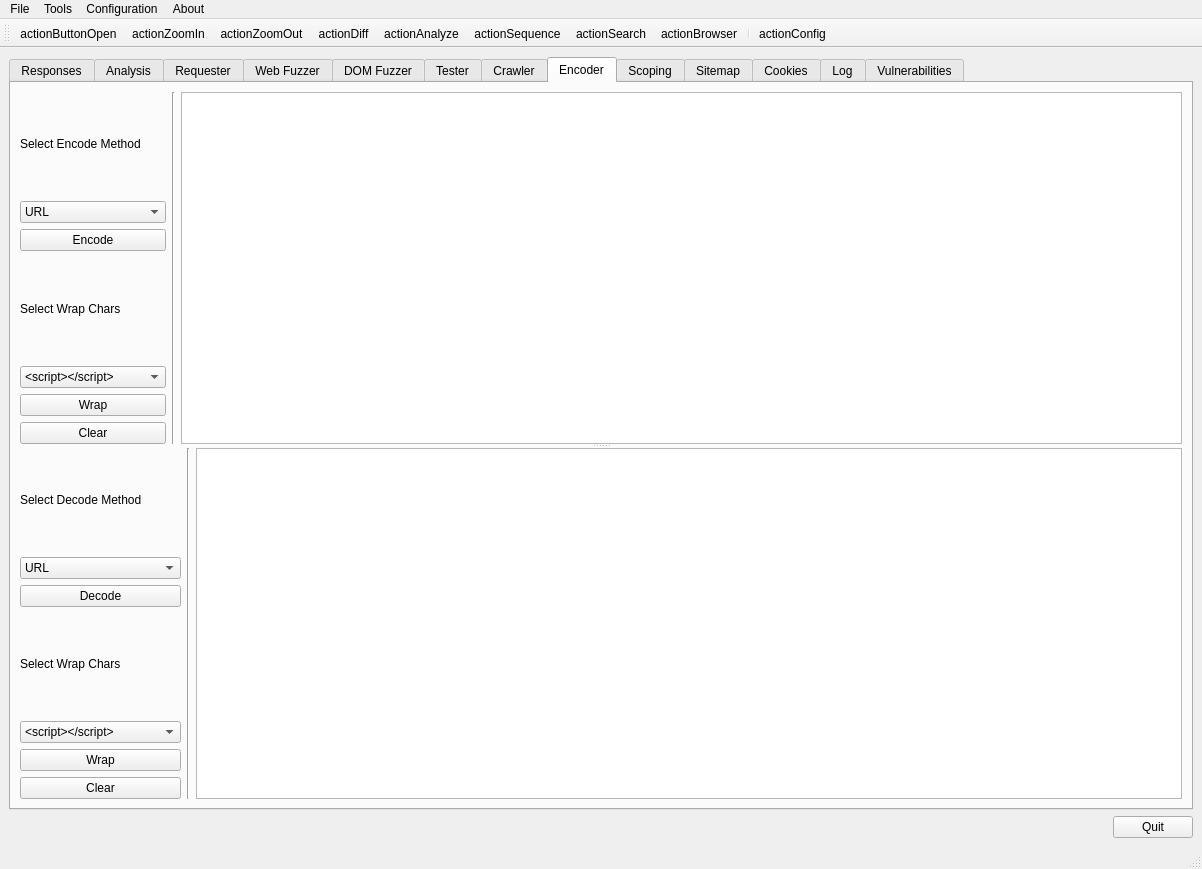
This is branches/raft3/ui/RaftMain.ui in RAFTDevTeam/raft as Qt 5 draws it before an edit. The edited form follows.
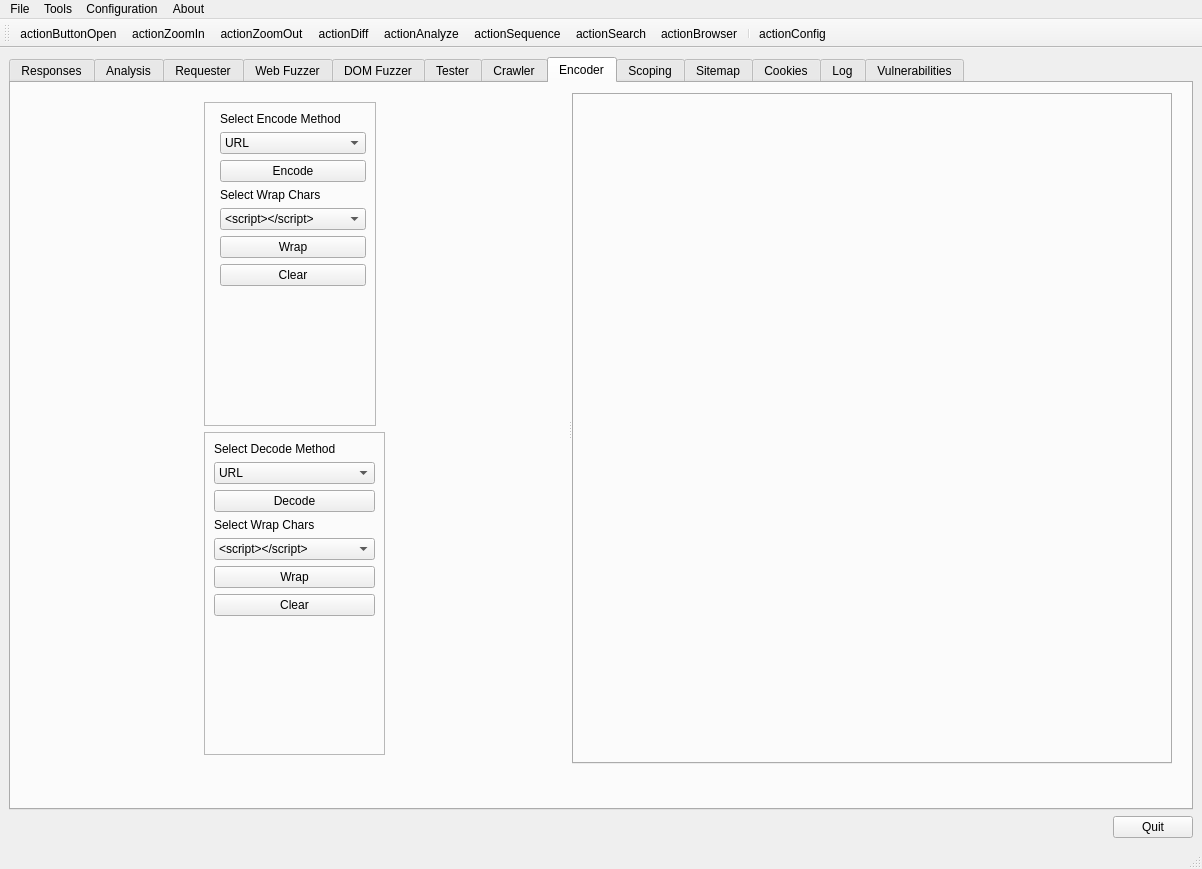
This is the edited form. The open tabs and pages were chosen to show the change. Icons and pictures are not drawn. Custom widgets are drawn as their Qt base class.

Commit message: Began implementing hex support for encoder

The edit to the form file:
```diff
--- a/branches/raft3/ui/RaftMain.ui
+++ b/branches/raft3/ui/RaftMain.ui
@@ -23,6 +23,18 @@
       <property name="enabled">
        <bool>true</bool>
       </property>
+      <property name="sizePolicy">
+       <sizepolicy hsizetype="MinimumExpanding" vsizetype="Expanding">
+        <horstretch>0</horstretch>
+        <verstretch>0</verstretch>
+       </sizepolicy>
+      </property>
+      <property name="minimumSize">
+       <size>
+        <width>600</width>
+        <height>0</height>
+       </size>
+      </property>
       <property name="currentIndex">
        <number>0</number>
       </property>
@@ -2029,24 +2041,54 @@
        </layout>
       </widget>
       <widget class="QWidget" name="tabMainEncoder">
+       <property name="layoutDirection">
+        <enum>Qt::LeftToRight</enum>
+       </property>
        <attribute name="title">
         <string>Encoder</string>
        </attribute>
-       <layout class="QVBoxLayout" name="verticalLayout_19">
+       <widget class="QWidget" name="verticalLayoutWidget">
+        <property name="geometry">
+         <rect>
+          <x>10</x>
+          <y>10</y>
+          <width>1151</width>
+          <height>671</height>
+         </rect>
+        </property>
+        <layout class="QVBoxLayout" name="verticalLayout_66">
         <item>
          <widget class="QSplitter" name="splitter_3">
           <property name="orientation">
-           <enum>Qt::Vertical</enum>
-          </property>
-          <widget class="QWidget" name="layoutWidget">
+            <enum>Qt::Horizontal</enum>
+           </property>
+           <widget class="QWidget" name="horizontalLayoutWidget">
            <layout class="QHBoxLayout" name="horizontalLayout_9">
-            <property name="sizeConstraint">
-             <enum>QLayout::SetDefaultConstraint</enum>
-            </property>
-            <property name="bottomMargin">
-             <number>0</number>
-            </property>
+             <item>
+              <widget class="QWidget" name="widget_4" native="true">
+               <property name="sizePolicy">
+                <sizepolicy hsizetype="Fixed" vsizetype="Preferred">
+                 <horstretch>0</horstretch>
+                 <verstretch>0</verstretch>
+                </sizepolicy>
+               </property>
+               <layout class="QVBoxLayout" name="verticalLayout_19">
             <item>
+                 <widget class="QFrame" name="frame_9">
+                  <property name="sizePolicy">
+                   <sizepolicy hsizetype="Fixed" vsizetype="Preferred">
+                    <horstretch>0</horstretch>
+                    <verstretch>0</verstretch>
+                   </sizepolicy>
+                  </property>
+                  <property name="frameShape">
+                   <enum>QFrame::StyledPanel</enum>
+                  </property>
+                  <property name="frameShadow">
+                   <enum>QFrame::Raised</enum>
+                  </property>
+                  <layout class="QFormLayout" name="formLayout_5">
+                   <item row="0" column="1">
              <layout class="QVBoxLayout" name="verticalLayout_17">
               <property name="spacing">
                <number>6</number>
@@ -2216,24 +2258,25 @@
               </item>
              </layout>
             </item>
-            <item>
-             <widget class="Line" name="line">
-              <property name="orientation">
-               <enum>Qt::Vertical</enum>
-              </property>
-             </widget>
-            </item>
-            <item>
-             <widget class="QTextEdit" name="encodeEdit"/>
-            </item>
-           </layout>
-          </widget>
-          <widget class="QWidget" name="layoutWidget_2">
-           <layout class="QHBoxLayout" name="horizontalLayout_10">
-            <property name="sizeConstraint">
-             <enum>QLayout::SetDefaultConstraint</enum>
-            </property>
+                  </layout>
+                 </widget>
+                </item>
             <item>
+                 <widget class="QFrame" name="frame_14">
+                  <property name="sizePolicy">
+                   <sizepolicy hsizetype="Fixed" vsizetype="Preferred">
+                    <horstretch>0</horstretch>
+                    <verstretch>0</verstretch>
+                   </sizepolicy>
+                  </property>
+                  <property name="frameShape">
+                   <enum>QFrame::StyledPanel</enum>
+                  </property>
+                  <property name="frameShadow">
+                   <enum>QFrame::Raised</enum>
+                  </property>
+                  <layout class="QFormLayout" name="formLayout_4">
+                   <item row="0" column="0">
              <layout class="QVBoxLayout" name="verticalLayout_18">
               <item>
                <widget class="QLabel" name="decodeMethodLabel">
@@ -2360,21 +2403,35 @@
               </item>
              </layout>
             </item>
-            <item>
-             <widget class="Line" name="line_2">
-              <property name="orientation">
-               <enum>Qt::Vertical</enum>
-              </property>
-             </widget>
-            </item>
-            <item>
-             <widget class="QTextEdit" name="decodeEdit"/>
+                  </layout>
+                 </widget>
+                </item>
+               </layout>
+              </widget>
             </item>
            </layout>
           </widget>
-         </widget>
-        </item>
-       </layout>
+           <widget class="QTabWidget" name="encoderTabWidget">
+            <property name="sizePolicy">
+             <sizepolicy hsizetype="MinimumExpanding" vsizetype="Expanding">
+              <horstretch>0</horstretch>
+              <verstretch>0</verstretch>
+             </sizepolicy>
+            </property>
+            <property name="minimumSize">
+             <size>
+              <width>600</width>
+              <height>0</height>
+             </size>
+            </property>
+            <property name="currentIndex">
+             <number>-1</number>
+            </property>
+           </widget>
+          </widget>
+         </item>
+        </layout>
+       </widget>
       </widget>
       <widget class="QWidget" name="tabMainScoping">
        <property name="layoutDirection">
```
Left out of the diff: 32 changed lines with no effect on the pictures. Lines whose indentation alone changed are shown as unchanged. The commit also changes 3 other files.
